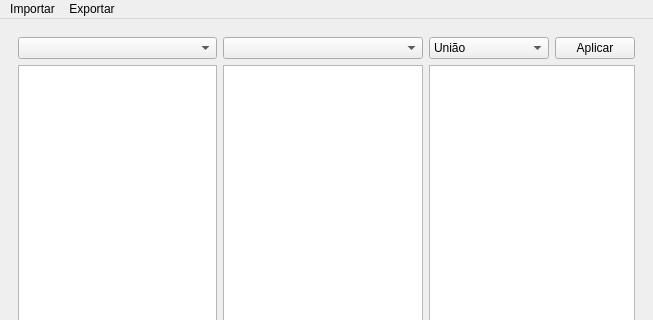
This is kleeneup/forms/kleeneup.ui in cauebs/kleeneup as Qt 5 draws it before an edit; both pictures show x 0 to 653 and y 0 to 320 of the 653 by 524 pixel window. The edited form follows.
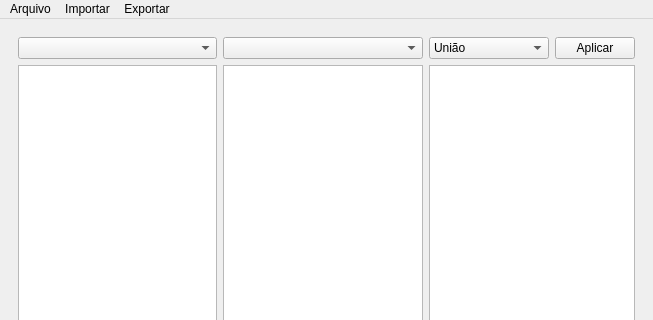
This is the edited form.

Commit message: automata test window implemented

Patch:
```diff
--- a/kleeneup/forms/kleeneup.ui
+++ b/kleeneup/forms/kleeneup.ui
@@ -132,20 +132,27 @@
      <height>21</height>
     </rect>
    </property>
-   <widget class="QMenu" name="menuExportar">
+   <widget class="QMenu" name="menu_export">
     <property name="title">
      <string>Exportar</string>
     </property>
     <addaction name="action_aut2gram"/>
    </widget>
-   <widget class="QMenu" name="menuImportar">
+   <widget class="QMenu" name="menu_import">
     <property name="title">
      <string>Importar</string>
     </property>
     <addaction name="action_open_input"/>
    </widget>
-   <addaction name="menuImportar"/>
-   <addaction name="menuExportar"/>
+   <widget class="QMenu" name="menu_file">
+    <property name="title">
+     <string>Arquivo</string>
+    </property>
+    <addaction name="action_test_automata"/>
+   </widget>
+   <addaction name="menu_file"/>
+   <addaction name="menu_import"/>
+   <addaction name="menu_export"/>
   </widget>
   <action name="action_aut2gram">
    <property name="text">
```
Left out of the diff: 5 changed lines with no effect on the pictures. The commit also changes 5 other files.
